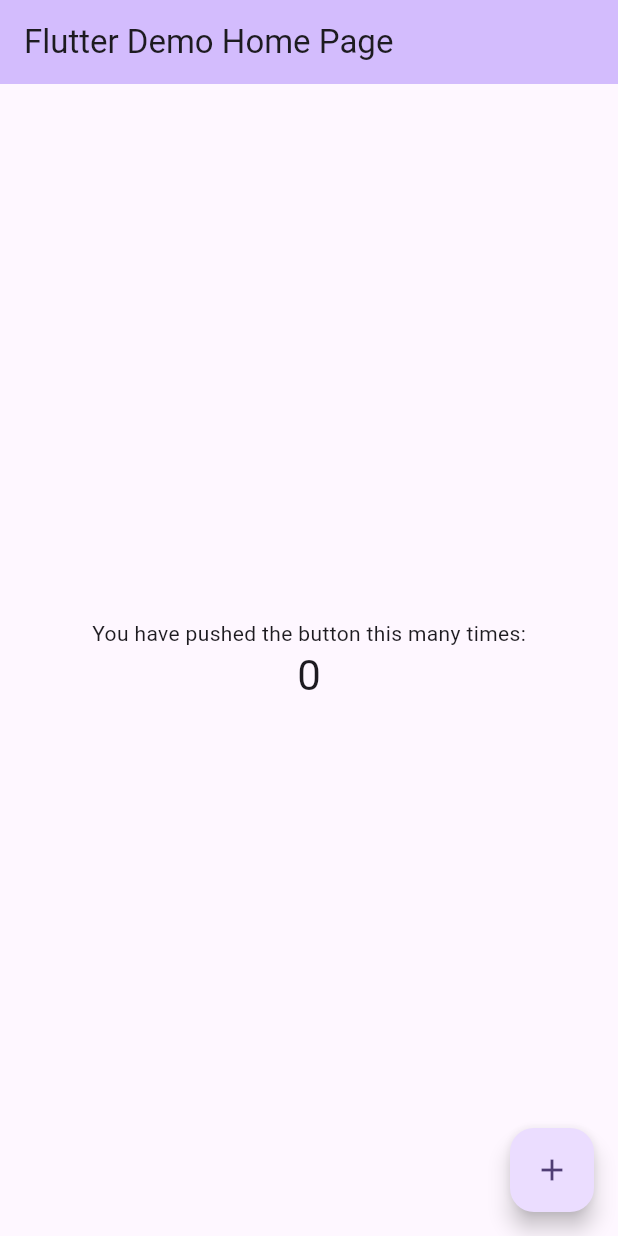
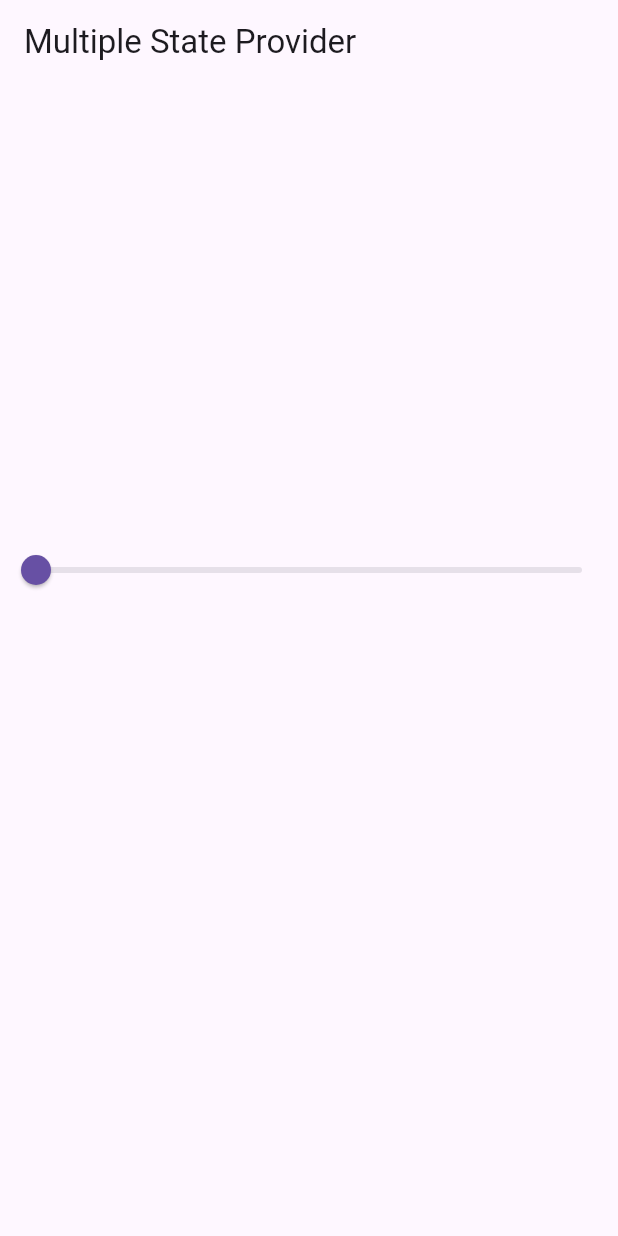
Before and after one commit to RadheAnkit01/Riverpod_State_Management, a Flutter app: the screen it shows after launch, on a phone screen of 412 x 824 dp. Run offline on Flutter 3.47's test engine with Material 3 defaults, Android fonts, the phone set to English and light mode, and no system bars; our stand-ins replace flutter_riverpod.

Commit message:
state provider

```diff
--- /dev/null
+++ b/devtools_options.yaml
@@ -0,0 +1,3 @@
+description: This file stores settings for Dart & Flutter DevTools.
+documentation: https://docs.flutter.dev/tools/devtools/extensions#configure-extension-enablement-states
+extensions:
--- a/lib/main.dart
+++ b/lib/main.dart
@@ -1,4 +1,8 @@
 import 'package:flutter/material.dart';
+import 'package:flutter_riverpod/flutter_riverpod.dart';
+import 'package:riverpod_statemanagement/multi_state_provider.dart';
+// import 'package:riverpod_statemanagement/provider.dart';
+// import 'package:riverpod_statemanagement/state_provider.dart';
 
 void main() {
   runApp(const MyApp());
@@ -6,117 +10,11 @@ void main() {
 
 class MyApp extends StatelessWidget {
   const MyApp({super.key});
-
-  // This widget is the root of your application.
   @override
   Widget build(BuildContext context) {
-    return MaterialApp(
-      title: 'Flutter Demo',
-      theme: ThemeData(
-        // This is the theme of your application.
-        //
-        // TRY THIS: Try running your application with "flutter run". You'll see
-        // the application has a purple toolbar. Then, without quitting the app,
-        // try changing the seedColor in the colorScheme below to Colors.green
-        // and then invoke "hot reload" (save your changes or press the "hot
-        // reload" button in a Flutter-supported IDE, or press "r" if you used
-        // the command line to start the app).
-        //
-        // Notice that the counter didn't reset back to zero; the application
-        // state is not lost during the reload. To reset the state, use hot
-        // restart instead.
-        //
-        // This works for code too, not just values: Most code changes can be
-        // tested with just a hot reload.
-        colorScheme: .fromSeed(seedColor: Colors.deepPurple),
-      ),
-      home: const MyHomePage(title: 'Flutter Demo Home Page'),
+    // return ProviderScope(child: MaterialApp(home: const StateProviderScreen()));
+    return ProviderScope(
+      child: MaterialApp(home: const MultiStateProviderScreen()),
     );
   }
 }
-
-class MyHomePage extends StatefulWidget {
-  const MyHomePage({super.key, required this.title});
-
-  // This widget is the home page of your application. It is stateful, meaning
-  // that it has a State object (defined below) that contains fields that affect
-  // how it looks.
-
-  // This class is the configuration for the state. It holds the values (in this
-  // case the title) provided by the parent (in this case the App widget) and
-  // used by the build method of the State. Fields in a Widget subclass are
-  // always marked "final".
-
-  final String title;
-
-  @override
-  State<MyHomePage> createState() => _MyHomePageState();
-}
-
-class _MyHomePageState extends State<MyHomePage> {
-  int _counter = 0;
-
-  void _incrementCounter() {
-    setState(() {
-      // This call to setState tells the Flutter framework that something has
-      // changed in this State, which causes it to rerun the build method below
-      // so that the display can reflect the updated values. If we changed
-      // _counter without calling setState(), then the build method would not be
-      // called again, and so nothing would appear to happen.
-      _counter++;
-    });
-  }
-
-  @override
-  Widget build(BuildContext context) {
-    // This method is rerun every time setState is called, for instance as done
-    // by the _incrementCounter method above.
-    //
-    // The Flutter framework has been optimized to make rerunning build methods
-    // fast, so that you can just rebuild anything that needs updating rather
-    // than having to individually change instances of widgets.
-    return Scaffold(
-      appBar: AppBar(
-        // TRY THIS: Try changing the color here to a specific color (to
-        // Colors.amber, perhaps?) and trigger a hot reload to see the AppBar
-        // change color while the other colors stay the same.
-        backgroundColor: Theme.of(context).colorScheme.inversePrimary,
-        // Here we take the value from the MyHomePage object that was created by
-        // the App.build method, and use it to set our appbar title.
-        title: Text(widget.title),
-      ),
-      body: Center(
-        // Center is a layout widget. It takes a single child and positions it
-        // in the middle of the parent.
-        child: Column(
-          // Column is also a layout widget. It takes a list of children and
-          // arranges them vertically. By default, it sizes itself to fit its
-          // children horizontally, and tries to be as tall as its parent.
-          //
-          // Column has various properties to control how it sizes itself and
-          // how it positions its children. Here we use mainAxisAlignment to
-          // center the children vertically; the main axis here is the vertical
-          // axis because Columns are vertical (the cross axis would be
-          // horizontal).
-          //
-          // TRY THIS: Invoke "debug painting" (choose the "Toggle Debug Paint"
-          // action in the IDE, or press "p" in the console), to see the
-          // wireframe for each widget.
-          mainAxisAlignment: .center,
-          children: [
-            const Text('You have pushed the button this many times:'),
-            Text(
-              '$_counter',
-              style: Theme.of(context).textTheme.headlineMedium,
-            ),
-          ],
-        ),
-      ),
-      floatingActionButton: FloatingActionButton(
-        onPressed: _incrementCounter,
-        tooltip: 'Increment',
-        child: const Icon(Icons.add),
-      ),
-    );
-  }
-}
--- /dev/null
+++ b/lib/multi_state_provider.dart
@@ -0,0 +1,80 @@
+import 'package:flutter/material.dart';
+import 'package:flutter_riverpod/flutter_riverpod.dart';
+
+final sliderProvider = StateProvider<double>((ref) {
+  return 0.0;
+});
+
+// //with consumer
+// class MultiStateProviderScreen extends ConsumerWidget {
+//   const MultiStateProviderScreen({super.key});
+
+//   @override
+//   Widget build(BuildContext context, WidgetRef ref) {
+//     print("build");
+//     return Scaffold(
+//       appBar: AppBar(title: Text("Multiple State Provider")),
+//       body: Column(
+//         children: [
+//           Consumer(
+//             builder: (context, ref, child) {
+//               final sliderVal = ref.watch(sliderProvider);
+//               return Container(
+//                 width: 300,
+//                 height: 300,
+//                 decoration: BoxDecoration(
+//                   color: Colors.amber.withAlpha((sliderVal * 255).toInt()),
+//                 ),
+//               );
+//             },
+//           ),
+//           Consumer(
+//             builder: (context, ref, child) {
+//               final sliderVal = ref.watch(sliderProvider);
+//               return Slider(
+//                 value: sliderVal,
+
+//                 onChanged: (value) {
+//                   ref.read(sliderProvider.notifier).state = value;
+//                 },
+//               );
+//             },
+//           ),
+//         ],
+//       ),
+//     );
+//   }
+// }
+
+//without consumer
+
+class MultiStateProviderScreen extends ConsumerWidget {
+  const MultiStateProviderScreen({super.key});
+
+  @override
+  Widget build(BuildContext context, WidgetRef ref) {
+    print("build");
+    final sliderVal = ref.watch(sliderProvider);
+    return Scaffold(
+      appBar: AppBar(title: Text("Multiple State Provider")),
+      body: Column(
+        children: [
+          Container(
+            width: 300,
+            height: 300,
+            decoration: BoxDecoration(
+              color: Colors.amber.withAlpha((sliderVal * 255).toInt()),
+            ),
+          ),
+          Slider(
+            value: sliderVal,
+
+            onChanged: (value) {
+              ref.read(sliderProvider.notifier).state = value;
+            },
+          ),
+        ],
+      ),
+    );
+  }
+}
```
Also changed, not shown: lib/home_screen.dart (deleted, +0 -13 lines), lib/provider.dart (added, +68 -0 lines), lib/state_provider.dart (added, +152 -0 lines), pubspec.yaml (+3 -4 lines), pubspec.lock.
